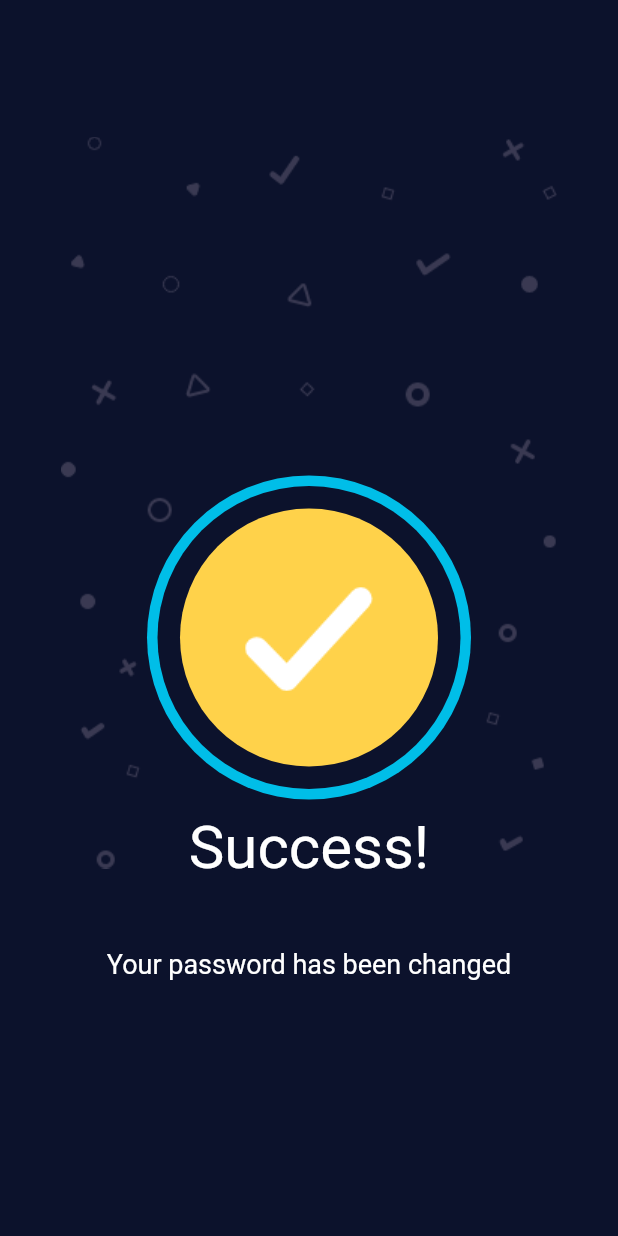
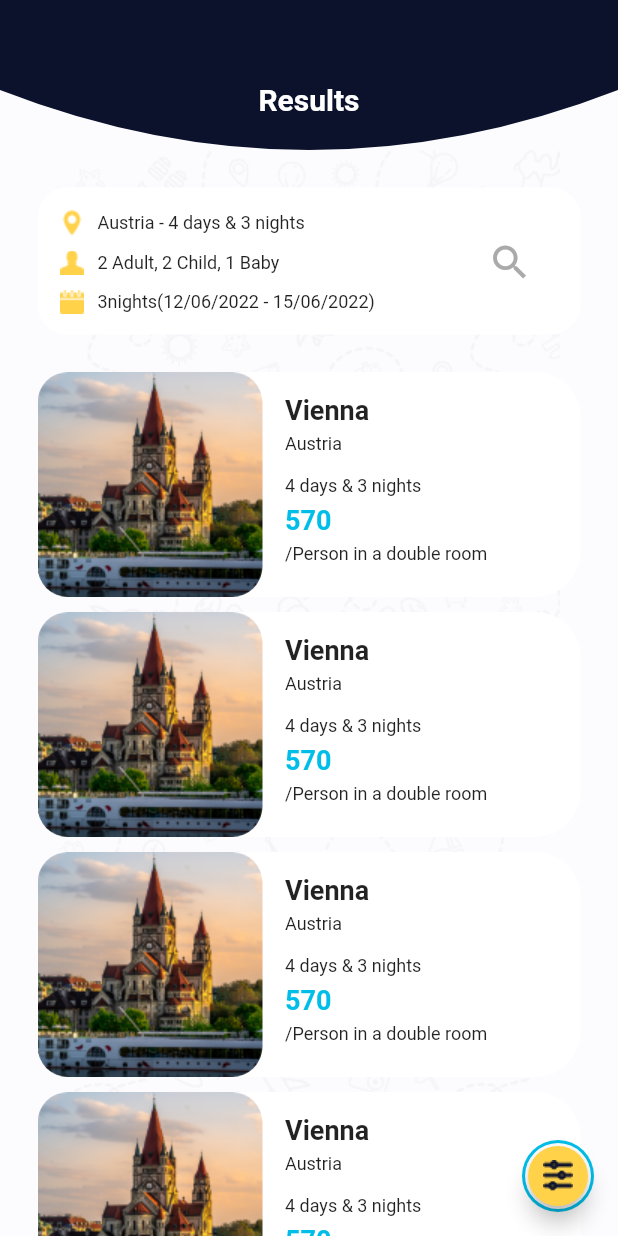
Before and after one commit to Omar-Moshtaha/tourism, a Flutter app: the screen it shows after launch, on a phone screen of 412 x 824 dp. Run offline on Flutter 3.47's test engine with Material 2 defaults, Android fonts, the light colour scheme and no system bars; our stand-ins replace flutter_custom_clippers, hexcolor.

Commit message:
result.dart

```diff
--- a/lib/main.dart
+++ b/lib/main.dart
@@ -6,6 +6,7 @@ import 'package:tourism/more.dart';
 import 'package:tourism/privacy_policy.dart';
 import 'package:tourism/refund_policy.dart';
 import 'package:tourism/register.dart';
+import 'package:tourism/result.dart';
 import 'package:tourism/success_page.dart';
 import 'package:tourism/success_page2.dart';
 import 'package:tourism/success_page3.dart';
@@ -38,7 +39,7 @@ statusBarColor: Colors.white.withOpacity(0),
 
     )
   ),
-  home:Success3(),
+  home:Results(),
 );
   }
 
--- /dev/null
+++ b/lib/result.dart
@@ -0,0 +1,361 @@
+import 'package:flutter/material.dart';
+import 'package:flutter_custom_clippers/flutter_custom_clippers.dart';
+import 'package:hexcolor/hexcolor.dart';
+
+class Results extends StatelessWidget {
+
+  @override
+  Widget build(BuildContext context) {
+
+    return Scaffold(
+      backgroundColor: HexColor('#FCFCFF'),
+appBar: AppBar(
+toolbarHeight:100,
+centerTitle: true,
+elevation: 0.0,
+title: Padding(
+padding: const EdgeInsets.only(top: 53,bottom: 20),
+child:   Text(" Results ",style: TextStyle(
+
+fontWeight: FontWeight.bold
+
+),),
+),
+
+flexibleSpace: ClipPath(
+clipper: OvalBottomBorderClipper(),
+child:   Container(
+height:220,
+width: MediaQuery.of(context).size.width,
+color: HexColor("0C122C"),
+
+),
+),
+
+),
+    body: Container(
+      child: Column(
+        children: [
+
+          Padding(
+            padding: const EdgeInsets.only(right: 25,top: 25,left: 25,bottom: 25),
+            child: Stack(
+
+              children: [
+                Container(
+                  height: 98,
+                  width: double.infinity,
+                  decoration: BoxDecoration(
+                    color: Colors.white,
+
+                    borderRadius: BorderRadius.circular(20),
+                  ),
+                ),
+      Column(children: [
+        Padding(
+          padding: const EdgeInsets.only(top: 15,left: 15,bottom: 10),
+          child: Row(
+            children: [
+              Image(image: AssetImage('image/image22.png')),
+              Padding(
+                padding: const EdgeInsets.only(left: 9),
+                child: Text('Austria - 4 days & 3 nights',style: TextStyle(
+                  fontSize: 12,
+                ),),
+              )
+            ],
+          ),
+        ),
+        Padding(
+          padding: const EdgeInsets.only(bottom: 10,left: 15),
+          child: Row(
+            children: [
+              Image(image: AssetImage('image/image21.png')),
+              Padding(
+                padding: const EdgeInsets.only(left: 9),
+                child: Text('2 Adult, 2 Child, 1 Baby',style: TextStyle(
+                  fontSize: 12,
+                ),),
+              )
+            ],
+          ),
+        ),
+
+        Padding(
+          padding: const EdgeInsets.only(left: 15),
+          child: Row(
+            children: [
+              Image(image: AssetImage('image/image23.png')),
+              Padding(
+                padding: const EdgeInsets.only(left: 9),
+                child: Text('3nights(12/06/2022 - 15/06/2022)',style: TextStyle(
+                  fontSize: 12,
+                ),),
+              )
+            ],
+          ),
+        ),
+
+      ],),
+                Padding(
+                  padding: const EdgeInsets.only(left: 300,top:35 ),
+                  child: Icon(Icons.search,size: 30,color: HexColor('#AAAAAA'),),
+                ),
+
+              ],
+            ),
+          ),
+Expanded(
+  child:   ListView.separated(physics: BouncingScrollPhysics(),itemBuilder: (context, index) =>           Padding(
+
+    padding: const EdgeInsets.only(right: 25,left: 25),
+
+    child:   Stack(
+
+      children: [
+
+        Container(
+
+
+
+          height: 150,
+
+
+
+          width: double.infinity,
+
+
+
+          decoration: BoxDecoration(
+
+
+
+            color: Colors.white,
+
+
+
+
+
+
+
+            borderRadius: BorderRadius.circular(30),
+
+
+
+          ),
+
+
+
+        ),
+
+        Row(
+
+          crossAxisAlignment: CrossAxisAlignment.start,
+
+          children: [
+
+            Container(
+
+
+
+              height: 150,
+
+
+
+              width:150,
+
+
+
+              decoration: BoxDecoration(
+
+
+
+
+
+                image: DecorationImage(
+
+                    image: AssetImage("image/image24.png")
+
+
+
+                ),
+
+
+
+                borderRadius: BorderRadius.circular(20),
+
+
+
+              ),
+
+
+
+            ),
+
+            Column(
+
+              crossAxisAlignment: CrossAxisAlignment.start,
+
+              children: [
+
+                Padding(
+
+                  padding: const EdgeInsets.only(left: 15,top: 15),
+
+                  child:   Text('Vienna',style: TextStyle(
+
+
+
+                    fontWeight: FontWeight.bold,
+
+
+
+                    fontSize: 18,
+
+
+
+
+
+
+
+                  ),),
+
+                ),
+
+                Padding(
+
+                  padding: const EdgeInsets.only(left: 15,top:5),
+
+                  child:   Text('Austria',style: TextStyle(
+
+
+
+
+
+                    fontSize: 12,
+
+
+
+
+
+
+
+                  ),),
+
+                ),
+
+                Padding(
+
+                  padding: const EdgeInsets.only(left: 15,top:14),
+
+                  child:   Text('4 days & 3 nights',style: TextStyle(
+
+
+
+
+
+                    fontSize: 12,
+
+
+
+
+
+
+
+                  ),),
+
+                ),
+
+                Padding(
+
+                  padding: const EdgeInsets.only(left: 15,top:5),
+
+                  child:   Text("570",style: TextStyle(
+
+                      color: HexColor("#00BEE8"),
+
+
+
+                      fontSize: 18,
+
+                      fontWeight: FontWeight.bold
+
+
+
+
+
+                  ),),
+
+                ),
+
+                Padding(
+
+                  padding: const EdgeInsets.only(left: 15,top:5),
+
+                  child:   Text("/Person in a double room",style: TextStyle(
+
+
+
+                    fontSize: 12,
+
+
+
+
+
+                  ),),
+
+                ),
+
+
+
+
+
+              ],
+
+            )
+
+
+
+          ],
+
+        )
+
+
+
+      ],
+
+    ),
+
+  ),
+
+       separatorBuilder: (context, index) => SizedBox(height: 10,), itemCount: 10),
+),
+        ],
+      ),
+      decoration: BoxDecoration(
+        image:DecorationImage(
+          image: AssetImage('image/image1.png')
+        )
+      ),
+    ),
+      floatingActionButton: CircleAvatar(
+        radius: 24,
+        backgroundColor: HexColor('#00BEE8'),
+        child: CircleAvatar(
+          backgroundColor: Colors.white,
+          radius: 22,
+          child: FloatingActionButton(
+            mini: true,
+backgroundColor: HexColor("#FFD24A"),
+            onPressed: () {
+
+            },
+            child: Image(image: AssetImage('image/image20.png'),),
+          ),
+        ),
+      ),
+
+);
+
+  }
+}
```
Also changed, not shown: image/image20.png (added), image/image21.png (added), image/image22.png (added), image/image23.png (added), image/image24.png (added).
